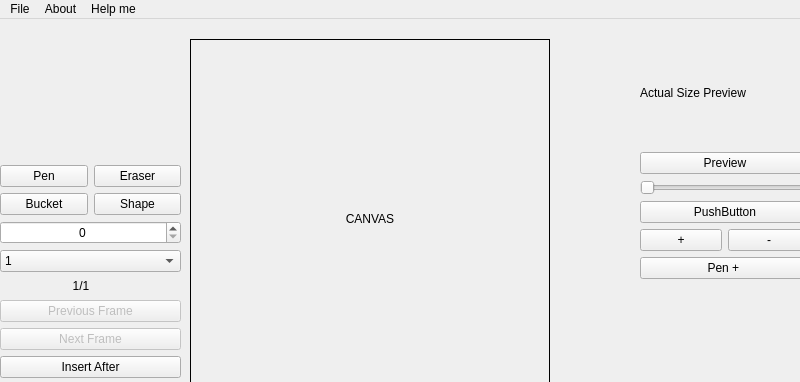
Old version of the form SpriteEditor/view.ui in the repository University-of-Utah-CS3505/a7-sprite-editor-s22-charming21; both pictures show x 0 to 800 and y 0 to 382 of the 800 by 600 pixel window.
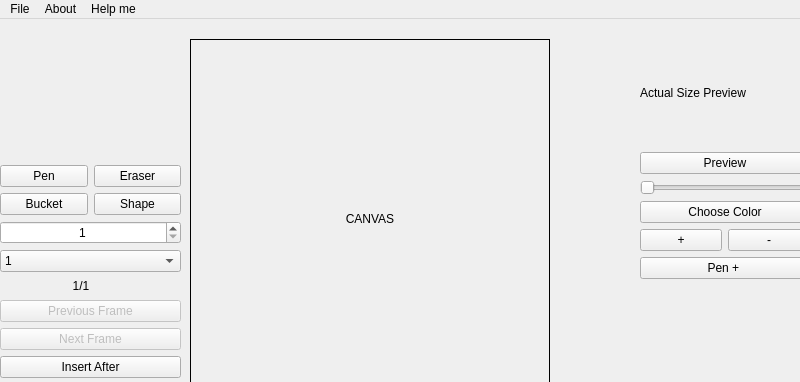
New version of the form. Custom widgets are drawn as their Qt base class.

Commit message:
commit 3.9: implemented code for preview button to display in actualsizeLabel, with qtimers.
set min and max for slider for FPS

still need to fix scaling for actualsizeLabel.

The edit to the form file:
```diff
--- a/SpriteEditor/view.ui
+++ b/SpriteEditor/view.ui
@@ -67,7 +67,7 @@
      <item>
       <widget class="QPushButton" name="colorButton">
        <property name="text">
-        <string>PushButton</string>
+        <string>Choose Color</string>
        </property>
       </widget>
      </item>
@@ -167,6 +167,12 @@
          <property name="alignment">
           <set>Qt::AlignCenter</set>
          </property>
+         <property name="minimum">
+          <number>1</number>
+         </property>
+         <property name="maximum">
+          <number>10</number>
+         </property>
         </widget>
        </item>
        <item>
```
Left out of the diff: 8 changed lines with no effect on the pictures. The commit also changes 5 other files.
